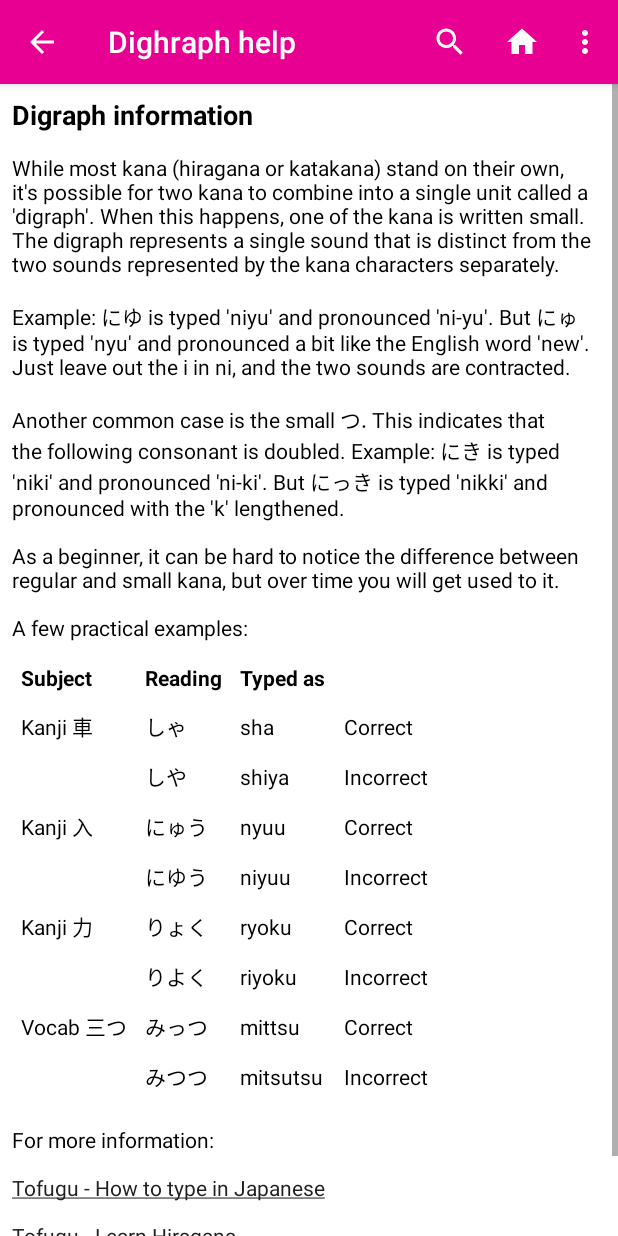
After one commit to ejplugge/com.the_tinkering.wk, an Android app: the DigraphHelpActivity screen opened directly, with no data from a screen before it, on a phone screen of 412 x 824 dp. The commit adds this screen. Run offline under Robolectric (Android 15) with nearby library versions, the phone set to English and light mode, and no system bars; our stand-ins replace Room's generated code; libraries missing offline, so code that uses them is left out: com.madrapps.pikolo; pictures from the network do not load; Roboto replaces fonts that are not available here; 3 statements that could not run were skipped.

Commit message:
Add a hint when answering a reading question incorrectly because of the common niyuu/nyuu mistake.

```diff
--- a/app/src/main/AndroidManifest.xml
+++ b/app/src/main/AndroidManifest.xml
@@ -82,6 +82,12 @@
         <activity
             android:name=".activities.SupportActivity"
             android:label="Support / feedback"
+            android:parentActivityName=".activities.MainActivity">
+            <meta-data android:name="android.app.default_searchable" android:value=".activities.BrowseActivity"/>
+        </activity>
+        <activity
+            android:name=".activities.DigraphHelpActivity"
+            android:label="Dighraph help"
             android:parentActivityName=".activities.MainActivity">
             <meta-data android:name="android.app.default_searchable" android:value=".activities.BrowseActivity"/>
         </activity>
--- /dev/null
+++ b/app/src/main/java/com/the_tinkering/wk/activities/DigraphHelpActivity.java
@@ -0,0 +1,71 @@
+/*
+ * Copyright 2019-2020 Ernst Jan Plugge <rmc@dds.nl>
+ *
+ * Licensed under the Apache License, Version 2.0 (the "License");
+ * you may not use this file except in compliance with the License.
+ * You may obtain a copy of the License at
+ *
+ *   http://www.apache.org/licenses/LICENSE-2.0
+ *
+ * Unless required by applicable law or agreed to in writing, software
+ * distributed under the License is distributed on an "AS IS" BASIS,
+ * WITHOUT WARRANTIES OR CONDITIONS OF ANY KIND, either express or implied.
+ * See the License for the specific language governing permissions and
+ * limitations under the License.
+ */
+
+package com.the_tinkering.wk.activities;
+
+import android.os.Bundle;
+
+import com.the_tinkering.wk.R;
+import com.the_tinkering.wk.proxy.ViewProxy;
+
+import javax.annotation.Nullable;
+
+import static com.the_tinkering.wk.Constants.DIGRAPH_HELP_DOCUMENT_1;
+import static com.the_tinkering.wk.Constants.DIGRAPH_HELP_DOCUMENT_2;
+
+/**
+ * Simple activity that only shows a big TextView. Shows the app's 'about' information.
+ */
+public final class DigraphHelpActivity extends AbstractActivity {
+    /**
+     * The constructor.
+     */
+    public DigraphHelpActivity() {
+        super(R.layout.activity_digraph_help, R.menu.generic_options_menu);
+    }
+
+    @Override
+    protected void onCreateLocal(final @Nullable Bundle savedInstanceState) {
+        final ViewProxy document1 = new ViewProxy(this, R.id.document1);
+        final ViewProxy document2 = new ViewProxy(this, R.id.document2);
+
+        document1.setTextHtml(DIGRAPH_HELP_DOCUMENT_1);
+        document1.setLinkMovementMethod();
+
+        document2.setTextHtml(DIGRAPH_HELP_DOCUMENT_2);
+        document2.setLinkMovementMethod();
+    }
+
+    @Override
+    protected void onResumeLocal() {
+        //
+    }
+
+    @Override
+    protected void onPauseLocal() {
+        //
+    }
+
+    @Override
+    protected void enableInteractionLocal() {
+        //
+    }
+
+    @Override
+    protected void disableInteractionLocal() {
+        //
+    }
+}
--- a/app/src/main/java/com/the_tinkering/wk/db/model/Subject.java
+++ b/app/src/main/java/com/the_tinkering/wk/db/model/Subject.java
@@ -657,7 +657,7 @@ public final class Subject implements PronunciationAudioOwner {
      *
      * @return the list
      */
-    private List<Reading> getAcceptedReadings() {
+    public List<Reading> getAcceptedReadings() {
         final List<Reading> result = new ArrayList<>();
 
         for (final Reading reading: getReadings()) {
--- a/app/src/main/java/com/the_tinkering/wk/model/FloatingUiState.java
+++ b/app/src/main/java/com/the_tinkering/wk/model/FloatingUiState.java
@@ -74,6 +74,11 @@ public final class FloatingUiState {
      */
     public static boolean lingerOnAnswer = false;
 
+    /**
+     * Should a 'not quite but close enough' toast be shown?.
+     */
+    public static boolean showCloseToast = false;
+
     private static String currentAnswer = "";
 
     private FloatingUiState() {
--- /dev/null
+++ b/app/src/main/res/layout/activity_digraph_help.xml
@@ -0,0 +1,175 @@
+<?xml version="1.0" encoding="utf-8"?>
+<!--
+  ~ Copyright 2019-2020 Ernst Jan Plugge <rmc@dds.nl>
+  ~
+  ~ Licensed under the Apache License, Version 2.0 (the "License");
+  ~ you may not use this file except in compliance with the License.
+  ~ You may obtain a copy of the License at
+  ~
+  ~   http://www.apache.org/licenses/LICENSE-2.0
+  ~
+  ~ Unless required by applicable law or agreed to in writing, software
+  ~ distributed under the License is distributed on an "AS IS" BASIS,
+  ~ WITHOUT WARRANTIES OR CONDITIONS OF ANY KIND, either express or implied.
+  ~ See the License for the specific language governing permissions and
+  ~ limitations under the License.
+  -->
+
+<LinearLayout
+    xmlns:android="http://schemas.android.com/apk/res/android"
+    xmlns:app="http://schemas.android.com/apk/res-auto"
+    xmlns:tools="http://schemas.android.com/tools"
+    android:layout_width="match_parent"
+    android:layout_height="match_parent"
+    android:orientation="vertical"
+    android:background="?attr/colorBackground"
+    tools:context=".activities.DigraphHelpActivity">
+
+    <androidx.appcompat.widget.Toolbar
+        android:id="@+id/toolbar"
+        android:layout_width="match_parent"
+        android:layout_height="?attr/actionBarSize"
+        android:background="?attr/toolbarColorBackground"
+        android:theme="@style/WKToolbarTheme"
+        android:elevation="4dp"
+        app:popupTheme="@style/ThemeOverlay.AppCompat.Dark"
+        tools:ignore="UnusedAttribute"/>
+
+    <ScrollView
+        android:layout_width="match_parent"
+        android:layout_height="0dp"
+        android:layout_weight="1">
+
+        <LinearLayout
+            android:layout_width="match_parent"
+            android:layout_height="wrap_content"
+            android:layout_marginStart="8dp"
+            android:layout_marginLeft="8dp"
+            android:layout_marginTop="8dp"
+            android:layout_marginEnd="8dp"
+            android:layout_marginRight="8dp"
+            android:layout_marginBottom="8dp"
+            android:paddingBottom="16dp"
+            android:orientation="vertical">
+
+            <TextView
+                android:id="@+id/document1"
+                android:layout_width="match_parent"
+                android:layout_height="wrap_content"
+                android:textIsSelectable="true"
+                style="@style/WK.TextView.Normal"/>
+
+            <TableLayout
+                android:layout_width="wrap_content"
+                android:layout_height="wrap_content"
+                android:layout_marginTop="8dp"
+                android:shrinkColumns="*">
+
+                <TableRow android:layout_width="wrap_content" android:layout_height="wrap_content">
+                    <TextView android:layout_width="wrap_content" android:layout_height="wrap_content" android:padding="6dp"
+                        android:text="Subject" style="@style/WK.TextView.Normal.Bold"/>
+                    <TextView android:layout_width="wrap_content" android:layout_height="wrap_content" android:padding="6dp"
+                        android:text="Reading" style="@style/WK.TextView.Normal.Bold"/>
+                    <TextView android:layout_width="wrap_content" android:layout_height="wrap_content" android:padding="6dp"
+                        android:text="Typed as" style="@style/WK.TextView.Normal.Bold"/>
+                </TableRow>
+
+                <TableRow android:layout_width="wrap_content" android:layout_height="wrap_content">
+                    <TextView android:layout_width="wrap_content" android:layout_height="wrap_content" android:padding="6dp"
+                        android:text="Kanji 車" style="@style/WK.TextView.Normal"/>
+                    <TextView android:layout_width="wrap_content" android:layout_height="wrap_content" android:padding="6dp"
+                        android:text="しゃ" style="@style/WK.TextView.Normal"/>
+                    <TextView android:layout_width="wrap_content" android:layout_height="wrap_content" android:padding="6dp"
+                        android:text="sha" style="@style/WK.TextView.Normal"/>
+                    <TextView android:layout_width="wrap_content" android:layout_height="wrap_content" android:padding="6dp"
+                        android:text="Correct" style="@style/WK.TextView.Normal"/>
+                </TableRow>
+
+                <TableRow android:layout_width="wrap_content" android:layout_height="wrap_content">
+                    <Space android:layout_width="wrap_content" android:layout_height="wrap_content" android:padding="6dp"/>
+                    <TextView android:layout_width="wrap_content" android:layout_height="wrap_content" android:padding="6dp"
+                        android:text="しや" style="@style/WK.TextView.Normal"/>
+                    <TextView android:layout_width="wrap_content" android:layout_height="wrap_content" android:padding="6dp"
+                        android:text="shiya" style="@style/WK.TextView.Normal"/>
+                    <TextView android:layout_width="wrap_content" android:layout_height="wrap_content" android:padding="6dp"
+                        android:text="Incorrect" style="@style/WK.TextView.Normal"/>
+                </TableRow>
+
+                <TableRow android:layout_width="wrap_content" android:layout_height="wrap_content">
+                    <TextView android:layout_width="wrap_content" android:layout_height="wrap_content" android:padding="6dp"
+                        android:text="Kanji 入" style="@style/WK.TextView.Normal"/>
+                    <TextView android:layout_width="wrap_content" android:layout_height="wrap_content" android:padding="6dp"
+                        android:text="にゅう" style="@style/WK.TextView.Normal"/>
+                    <TextView android:layout_width="wrap_content" android:layout_height="wrap_content" android:padding="6dp"
+                        android:text="nyuu" style="@style/WK.TextView.Normal"/>
+                    <TextView android:layout_width="wrap_content" android:layout_height="wrap_content" android:padding="6dp"
+                        android:text="Correct" style="@style/WK.TextView.Normal"/>
+                </TableRow>
+
+                <TableRow android:layout_width="wrap_content" android:layout_height="wrap_content">
+                    <Space android:layout_width="wrap_content" android:layout_height="wrap_content" android:padding="6dp"/>
+                    <TextView android:layout_width="wrap_content" android:layout_height="wrap_content" android:padding="6dp"
+                        android:text="にゆう" style="@style/WK.TextView.Normal"/>
+                    <TextView android:layout_width="wrap_content" android:layout_height="wrap_content" android:padding="6dp"
+                        android:text="niyuu" style="@style/WK.TextView.Normal"/>
+                    <TextView android:layout_width="wrap_content" android:layout_height="wrap_content" android:padding="6dp"
+                        android:text="Incorrect" style="@style/WK.TextView.Normal"/>
+                </TableRow>
+
+                <TableRow android:layout_width="wrap_content" android:layout_height="wrap_content">
+                    <TextView android:layout_width="wrap_content" android:layout_height="wrap_content" android:padding="6dp"
+                        android:text="Kanji 力" style="@style/WK.TextView.Normal"/>
+                    <TextView android:layout_width="wrap_content" android:layout_height="wrap_content" android:padding="6dp"
+                        android:text="りょく" style="@style/WK.TextView.Normal"/>
+                    <TextView android:layout_width="wrap_content" android:layout_height="wrap_content" android:padding="6dp"
+                        android:text="ryoku" style="@style/WK.TextView.Normal"/>
+                    <TextView android:layout_width="wrap_content" android:layout_height="wrap_content" android:padding="6dp"
+                        android:text="Correct" style="@style/WK.TextView.Normal"/>
+                </TableRow>
+
+                <TableRow android:layout_width="wrap_content" android:layout_height="wrap_content">
+                    <Space android:layout_width="wrap_content" android:layout_height="wrap_content" android:padding="6dp"/>
+                    <TextView android:layout_width="wrap_content" android:layout_height="wrap_content" android:padding="6dp"
+                        android:text="りよく" style="@style/WK.TextView.Normal"/>
+                    <TextView android:layout_width="wrap_content" android:layout_height="wrap_content" android:padding="6dp"
+                        android:text="riyoku" style="@style/WK.TextView.Normal"/>
+                    <TextView android:layout_width="wrap_content" android:layout_height="wrap_content" android:padding="6dp"
+                        android:text="Incorrect" style="@style/WK.TextView.Normal"/>
+                </TableRow>
+
+                <TableRow android:layout_width="wrap_content" android:layout_height="wrap_content">
+                    <TextView android:layout_width="wrap_content" android:layout_height="wrap_content" android:padding="6dp"
+                        android:text="Vocab 三つ" style="@style/WK.TextView.Normal"/>
+                    <TextView android:layout_width="wrap_content" android:layout_height="wrap_content" android:padding="6dp"
+                        android:text="みっつ" style="@style/WK.TextView.Normal"/>
+                    <TextView android:layout_width="wrap_content" android:layout_height="wrap_content" android:padding="6dp"
+                        android:text="mittsu" style="@style/WK.TextView.Normal"/>
+                    <TextView android:layout_width="wrap_content" android:layout_height="wrap_content" android:padding="6dp"
+                        android:text="Correct" style="@style/WK.TextView.Normal"/>
+                </TableRow>
+
+                <TableRow android:layout_width="wrap_content" android:layout_height="wrap_content">
+                    <Space android:layout_width="wrap_content" android:layout_height="wrap_content" android:padding="6dp"/>
+                    <TextView android:layout_width="wrap_content" android:layout_height="wrap_content" android:padding="6dp"
+                        android:text="みつつ" style="@style/WK.TextView.Normal"/>
+                    <TextView android:layout_width="wrap_content" android:layout_height="wrap_content" android:padding="6dp"
+                        android:text="mitsutsu" style="@style/WK.TextView.Normal"/>
+                    <TextView android:layout_width="wrap_content" android:layout_height="wrap_content" android:padding="6dp"
+                        android:text="Incorrect" style="@style/WK.TextView.Normal"/>
+                </TableRow>
+
+            </TableLayout>
+
+            <TextView
+                android:id="@+id/document2"
+                android:layout_width="match_parent"
+                android:layout_height="wrap_content"
+                android:layout_marginTop="16dp"
+                android:textIsSelectable="true"
+                style="@style/WK.TextView.Normal"/>
+
+        </LinearLayout>
+
+    </ScrollView>
+
+</LinearLayout>
```
Also changed, not shown: app/src/main/java/com/the_tinkering/wk/Constants.java (+26 -0 lines), app/src/main/java/com/the_tinkering/wk/activities/SessionActivity.java (+7 -11 lines), app/src/main/java/com/the_tinkering/wk/activities/TestActivity.java (+23 -13 lines), app/src/main/java/com/the_tinkering/wk/api/model/Reading.java (+57 -0 lines), app/src/main/java/com/the_tinkering/wk/enums/QuestionType.java (+35 -6 lines), app/src/main/java/com/the_tinkering/wk/fragments/AnsweredSessionFragment.java (+29 -0 lines), app/src/main/java/com/the_tinkering/wk/model/AnswerVerdict.java (+17 -4 lines), app/src/main/java/com/the_tinkering/wk/model/DigraphMatch.java (added, +63 -0 lines), app/src/main/java/com/the_tinkering/wk/model/Session.java (+6 -1 lines), app/src/main/java/com/the_tinkering/wk/util/FuzzyMatching.java (+4 -4 lines), app/src/main/res/layout/fragment_answered_question.xml (+12 -0 lines), 1 other file.
